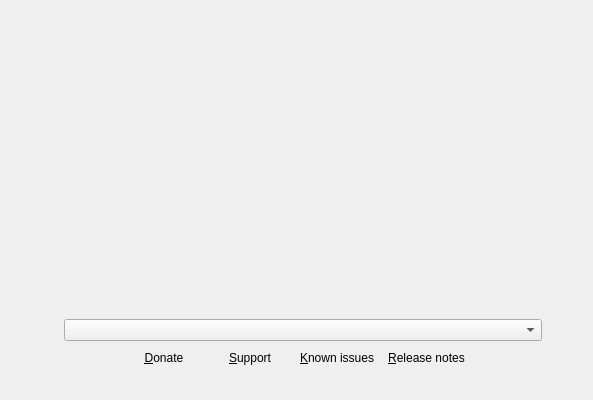
Old version of the form welcome-automated/WelcomePage.ui in the repository Vilez0/pardus-calamares-modules.
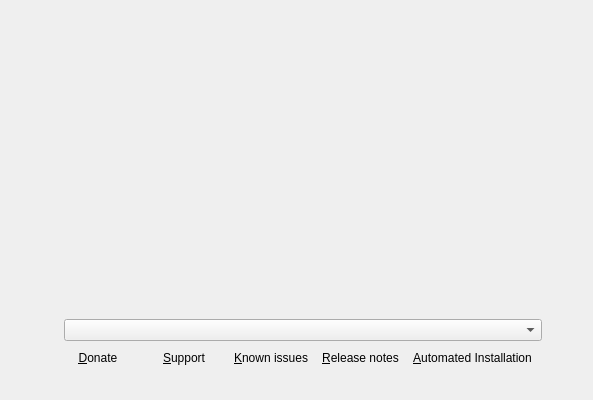
New version of the form. Icons and pictures are not drawn.

Commit message:
AutoInstall button & customize Welcome module
- Add AutoInstall button to calamares Welcome module
- Add configuration for the autoinstall feature

```diff
--- a/welcome-automated/WelcomePage.ui
+++ b/welcome-automated/WelcomePage.ui
@@ -186,6 +186,19 @@
            </property>
           </widget>
          </item>
+         <item>
+          <widget class="QPushButton" name="autoInstallButton">
+           <property name="toolTip">
+            <string>Start Automated Installation</string>
+           </property>
+           <property name="text">
+            <string>&amp;Automated Installation</string>
+           </property>
+           <property name="flat">
+            <bool>true</bool>
+           </property>
+          </widget>
+         </item>
         </layout>
        </item>
        <item>
```
The commit also changes 7 other files.
